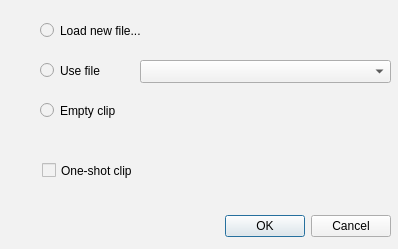
Above: superboucle/add_clip_ui.ui from zigmhount/SpinTool_zig before the change. Below: the same form after it.
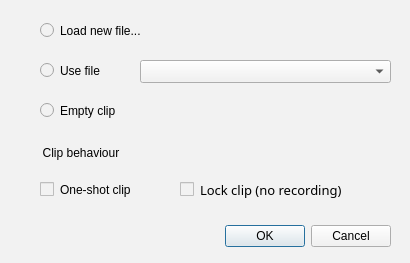
That is the form after the change.

What changed in the file:
```diff
--- a/superboucle/add_clip_ui.ui
+++ b/superboucle/add_clip_ui.ui
@@ -6,8 +6,8 @@
    <rect>
     <x>0</x>
     <y>0</y>
-    <width>398</width>
-    <height>249</height>
+    <width>410</width>
+    <height>263</height>
    </rect>
   </property>
   <property name="windowTitle">
@@ -20,7 +20,7 @@
    <property name="geometry">
     <rect>
      <x>10</x>
-     <y>210</y>
+     <y>220</y>
      <width>381</width>
      <height>32</height>
     </rect>
@@ -93,21 +93,71 @@
     <string notr="true">color: rgb(0, 0, 0);</string>
    </property>
   </widget>
-  <widget class="QCheckBox" name="cBoxOneShotClip">
+  <widget class="QGroupBox" name="groupBoxClip">
    <property name="geometry">
     <rect>
-     <x>42</x>
-     <y>150</y>
-     <width>331</width>
-     <height>41</height>
+     <x>40</x>
+     <y>144</y>
+     <width>341</width>
+     <height>61</height>
     </rect>
    </property>
    <property name="styleSheet">
-    <string notr="true">color: rgb(0, 0, 0);</string>
+    <string notr="true">font: italic 9pt &quot;Noto Sans&quot;;
+color: rgb(0, 0, 0);
+border: 1;</string>
    </property>
-   <property name="text">
-    <string>One-shot clip</string>
+   <property name="title">
+    <string>Clip behaviour</string>
    </property>
+   <property name="flat">
+    <bool>false</bool>
+   </property>
+   <widget class="QCheckBox" name="cBoxLockRec">
+    <property name="geometry">
+     <rect>
+      <x>140</x>
+      <y>30</y>
+      <width>191</width>
+      <height>31</height>
+     </rect>
+    </property>
+    <property name="font">
+     <font>
+      <family>Noto Sans</family>
+      <pointsize>10</pointsize>
+      <weight>50</weight>
+      <italic>false</italic>
+      <bold>false</bold>
+     </font>
+    </property>
+    <property name="styleSheet">
+     <string notr="true">color: rgb(0, 0, 0);
+background-color: rgb(242, 242, 242);
+font: 10pt &quot;Noto Sans&quot;;</string>
+    </property>
+    <property name="text">
+     <string>Lock clip (no recording)</string>
+    </property>
+   </widget>
+   <widget class="QCheckBox" name="cBoxOneShotClip">
+    <property name="geometry">
+     <rect>
+      <x>0</x>
+      <y>30</y>
+      <width>121</width>
+      <height>31</height>
+     </rect>
+    </property>
+    <property name="styleSheet">
+     <string notr="true">color: rgb(0, 0, 0);
+background-color: rgb(242, 242, 242);
+font: 10pt &quot;Noto Sans&quot;;</string>
+    </property>
+    <property name="text">
+     <string>One-shot clip</string>
+    </property>
+   </widget>
   </widget>
  </widget>
  <resources/>
```
